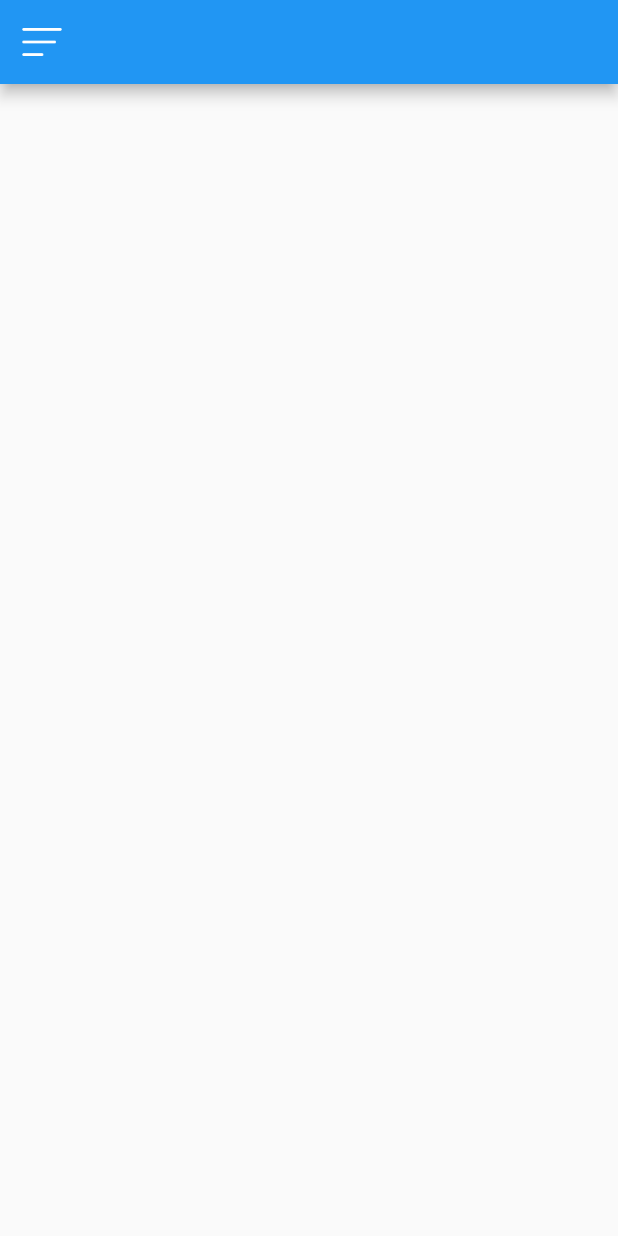
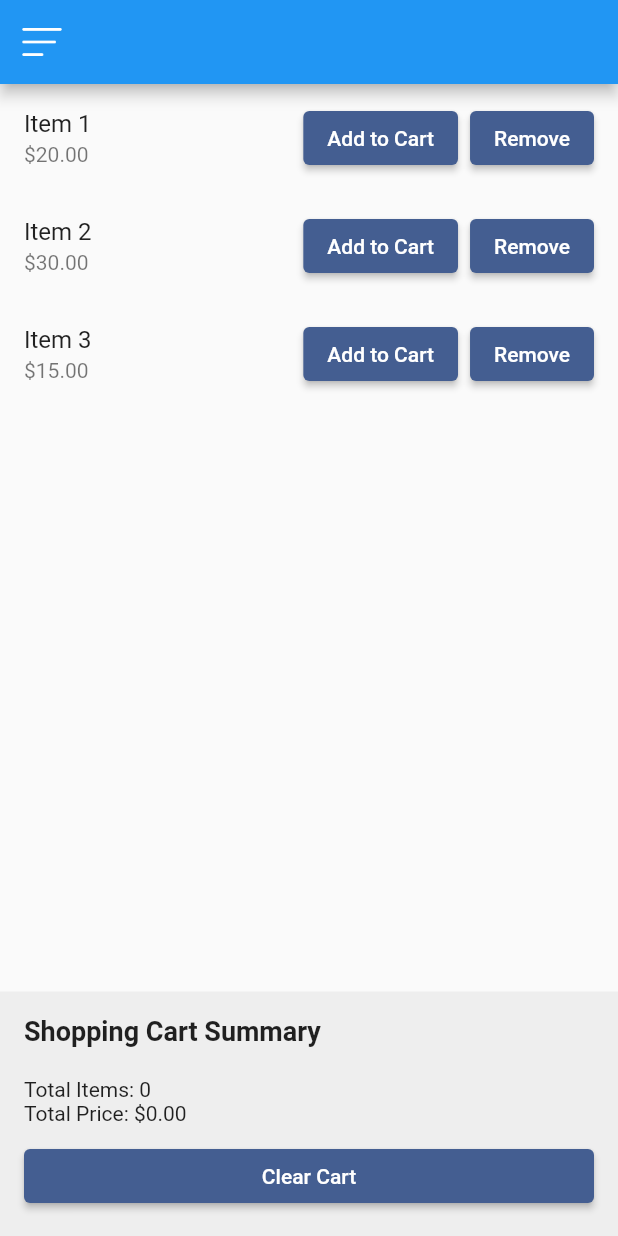
Before and after one commit to joyal670/native_splash, a Flutter app: the DashboardScreen screen opened directly, on a phone screen of 412 x 824 dp. Run offline on Flutter 3.47's test engine with Material 3 defaults, Android fonts, the light colour scheme and no system bars; generated files the repository leaves out were written again.

Commit message:
sample cart using provider

```diff
--- /dev/null
+++ b/devtools_options.yaml
@@ -0,0 +1 @@
+extensions:
--- a/lib/presentation/auth/login/login.dart
+++ b/lib/presentation/auth/login/login.dart
@@ -5,10 +5,8 @@ import 'package:alot/presentation/utils/Responsive%20.dart';
 import 'package:alot/presentation/utils/colors.dart';
 import 'package:alot/presentation/utils/dims.dart';
 import 'package:flutter/material.dart';
-import 'package:provider/provider.dart';
 import '../../dashboard/dashboard.dart';
 import '../../utils/common_widgets.dart';
-import 'package:flutter_gen/gen_l10n/app_localizations.dart';
 
 class LoginScreen extends StatelessWidget {
   const LoginScreen({super.key});
--- a/lib/presentation/dashboard/dashboard.dart
+++ b/lib/presentation/dashboard/dashboard.dart
@@ -14,7 +14,9 @@ class DashboardScreen extends StatelessWidget {
 
   @override
   Widget build(BuildContext context) {
-    return Scaffold(
+    return ChangeNotifierProvider(
+      create: (context) => CartNotifier(),
+      child: Scaffold(
           appBar: AppBar(
             backgroundColor: colorBlue,
             leading: Builder(builder: (context) {
@@ -89,9 +91,11 @@ class DashboardScreen extends StatelessWidget {
                           onPressed: () {},
                           child: TextWidget(
                               title: "Login",
-                          textStyle: TextStyle(fontWeight: FontWeight.bold)),
+                              textStyle:
+                                  TextStyle(fontWeight: FontWeight.bold)),
                           style: ButtonStyle(
-                        backgroundColor: MaterialStatePropertyAll(colorBlue),
+                            backgroundColor:
+                                MaterialStatePropertyAll(colorBlue),
                           ),
                         ),
                       ),
@@ -103,7 +107,8 @@ class DashboardScreen extends StatelessWidget {
                           onPressed: () {},
                           child: TextWidget(
                               title: "Sign in",
-                          textStyle: TextStyle(fontWeight: FontWeight.bold)),
+                              textStyle:
+                                  TextStyle(fontWeight: FontWeight.bold)),
                           style: ButtonStyle(
                             backgroundColor: MaterialStatePropertyAll(colorRed),
                           ),
@@ -115,6 +120,99 @@ class DashboardScreen extends StatelessWidget {
               ],
             ),
           ),
+          body: Column(
+            children: [
+              Expanded(
+                child: ProductList(),
+              ),
+              ShoppingCartSummary(),
+            ],
+          )),
+    );
+  }
+}
+
+class ShoppingCartSummary extends StatelessWidget {
+  @override
+  Widget build(BuildContext context) {
+    final cartNotifier = context.watch<CartNotifier>();
+
+    return Container(
+      padding: EdgeInsets.all(16.0),
+      color: Colors.grey[200],
+      child: Column(
+        crossAxisAlignment: CrossAxisAlignment.stretch,
+        children: [
+          Text(
+            'Shopping Cart Summary',
+            style: TextStyle(fontSize: 18.0, fontWeight: FontWeight.bold),
+          ),
+          SizedBox(height: 10.0),
+          // Display items in the cart
+          for (final item in cartNotifier.cart.items)
+            ListTile(
+              title: Text(item.name),
+              subtitle: Text('\$${item.price.toStringAsFixed(2)}'),
+              trailing: ElevatedButton(
+                onPressed: () {
+                  context.read<CartNotifier>().removeItem(item);
+                },
+                child: Text('Remove from Cart'),
+              ),
+            ),
+          SizedBox(height: 10.0),
+          Text('Total Items: ${cartNotifier.cart.items.length}'),
+          Text(
+              'Total Price: \$${cartNotifier.cart.totalPrice.toStringAsFixed(2)}'),
+          SizedBox(height: 10.0),
+          ElevatedButton(
+            onPressed: () {
+              context.read<CartNotifier>().clearCart();
+            },
+            child: Text('Clear Cart'),
+          ),
+        ],
+      ),
+    );
+  }
+}
+
+class ProductList extends StatelessWidget {
+  final List<Product> products = [
+    Product(id: '1', name: 'Item 1', price: 20.0),
+    Product(id: '2', name: 'Item 2', price: 30.0),
+    Product(id: '3', name: 'Item 3', price: 15.0),
+  ];
+
+  @override
+  Widget build(BuildContext context) {
+    return ListView.builder(
+      itemCount: products.length,
+      itemBuilder: (context, index) {
+        final product = products[index];
+        return ListTile(
+          title: Text(product.name),
+          subtitle: Text('\$${product.price.toStringAsFixed(2)}'),
+          trailing: Row(
+            mainAxisSize: MainAxisSize.min,
+            children: [
+              ElevatedButton(
+                onPressed: () {
+                  context.read<CartNotifier>().addItem(product);
+                },
+                child: Text('Add to Cart'),
+              ),
+              SizedBox(width: 8.0),
+              ElevatedButton(
+                onPressed: () {
+                  context.read<CartNotifier>().removeItem(product);
+                },
+                child: Text('Remove'),
+              ),
+            ],
+          ),
+        );
+      },
     );
   }
 }
@@ -152,3 +250,40 @@ class LocaleSwitcherWidget extends StatelessWidget {
     );
   }
 }
+
+// ChangeNotifier class to notify listeners when the cart changes
+class CartNotifier extends ChangeNotifier {
+  Cart _cart = Cart();
+
+  Cart get cart => _cart;
+
+  void addItem(Product product) {
+    _cart.items.add(product);
+    notifyListeners();
+  }
+
+  void removeItem(Product product) {
+    _cart.items.remove(product);
+    notifyListeners();
+  }
+
+  void clearCart() {
+    _cart.items.clear();
+    notifyListeners();
+  }
+}
+
+// Model for a product
+class Product {
+  final String id;
+  final String name;
+  final double price;
+
+  Product({required this.id, required this.name, required this.price});
+}
+
+// Model for the shopping cart
+class Cart {
+  final List<Product> items = [];
+  double get totalPrice => items.fold(0, (sum, item) => sum + item.price);
+}
```
Lines whose indentation alone changed are shown as unchanged.
